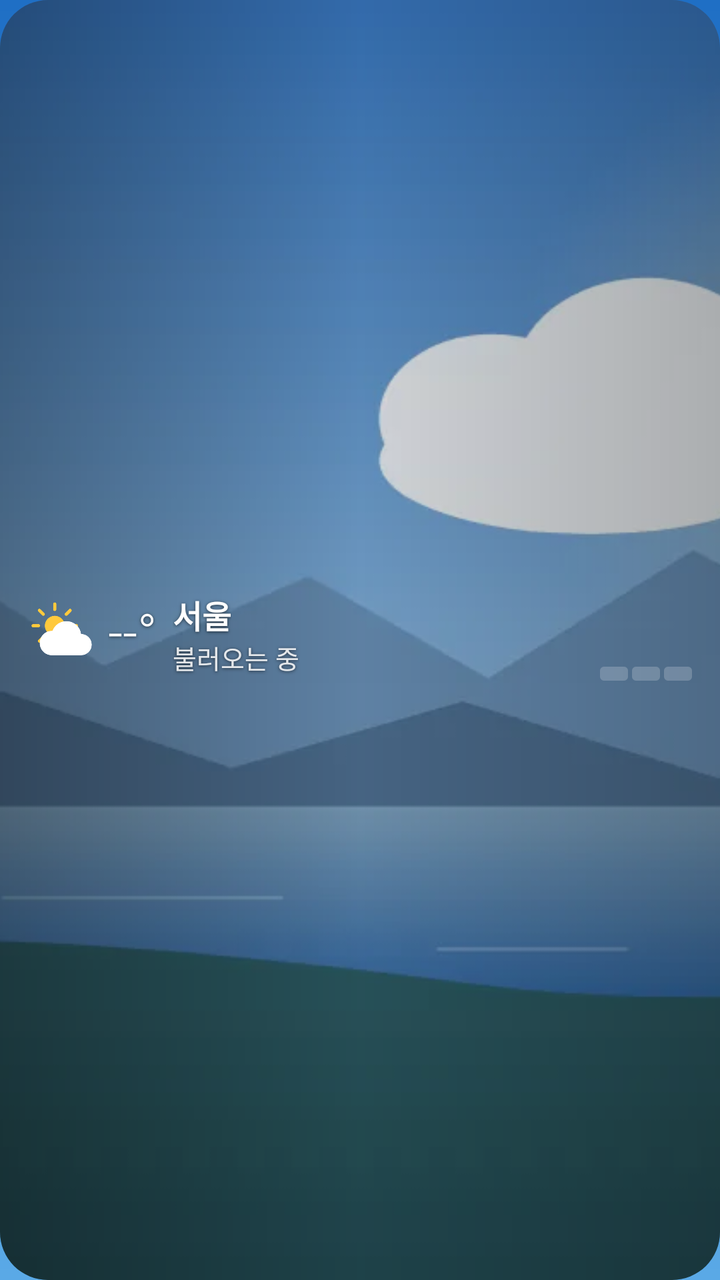
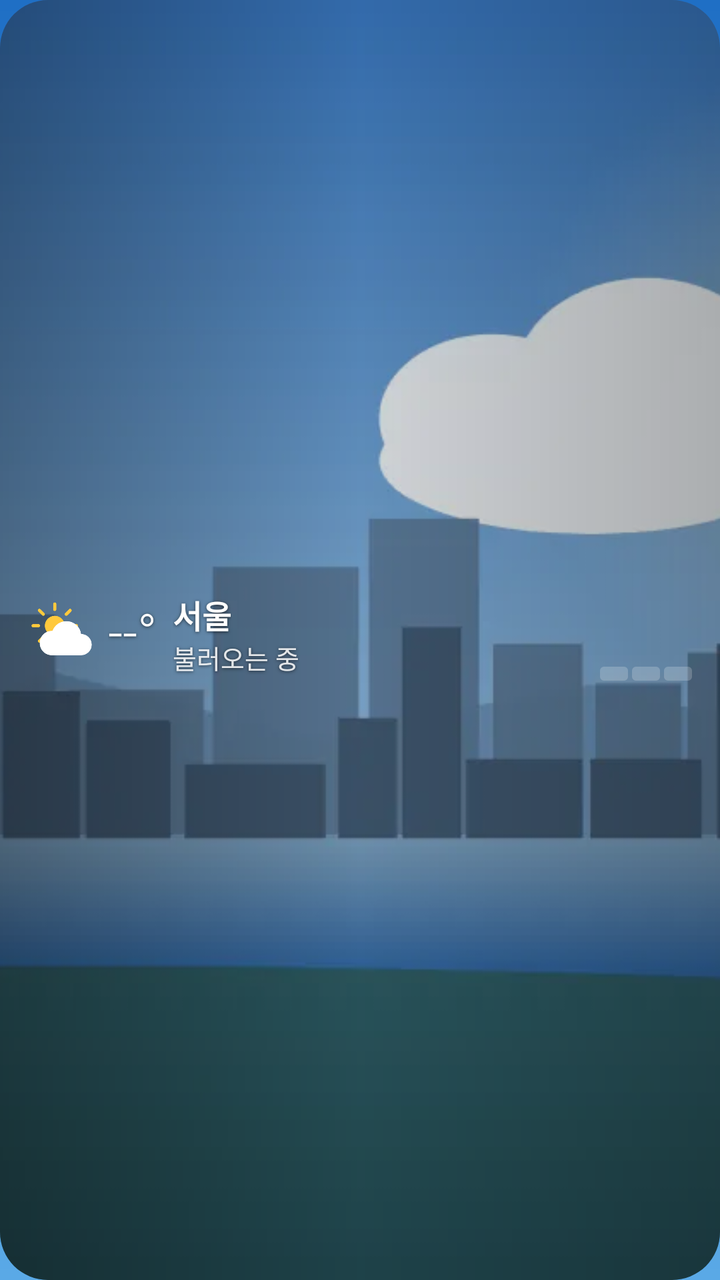

An Android layout rendered at two revisions. The XML below is the earlier revision; the diff shows what the commit changed to produce the second picture.
<!-- AndroidManifest.xml: application theme AppTheme -->
<!-- res/layout/widget_bar.xml -->
<?xml version="1.0" encoding="utf-8"?>
<FrameLayout xmlns:android="http://schemas.android.com/apk/res/android"
    android:id="@+id/root" android:layout_width="match_parent" android:layout_height="match_parent"
    android:background="@drawable/widget_clip" android:clipToOutline="true">
    <ImageView android:id="@+id/bg" android:layout_width="match_parent" android:layout_height="match_parent"
        android:scaleType="centerCrop" android:src="@drawable/scene_partly_day" android:importantForAccessibility="no"/>
    <ImageView android:id="@+id/scrim" android:layout_width="match_parent" android:layout_height="match_parent"
        android:scaleType="fitXY" android:src="@drawable/scrim" android:importantForAccessibility="no"/>
    <LinearLayout android:id="@+id/content" android:layout_width="match_parent" android:layout_height="match_parent"
        android:orientation="vertical" android:gravity="center_vertical"
        android:paddingStart="14dp" android:paddingEnd="14dp" android:paddingTop="6dp" android:paddingBottom="6dp">

        
        <LinearLayout android:layout_width="match_parent" android:layout_height="wrap_content"
            android:orientation="horizontal" android:gravity="center_vertical">
            <ImageView android:id="@+id/icon" android:layout_width="34dp" android:layout_height="34dp" android:src="@drawable/ic_w_partly_day"/>
            <TextView android:id="@+id/temp" android:shadowColor="#99000000" android:shadowRadius="4" android:shadowDy="1" android:layout_width="wrap_content" android:layout_height="wrap_content"
                android:layout_marginStart="6dp" android:text="--°" android:textColor="#FFFFFF" android:textSize="26sp"
                android:fontFamily="sans-serif-light" android:maxLines="1" android:includeFontPadding="false"/>
            <LinearLayout android:layout_width="wrap_content" android:layout_height="wrap_content"
                android:layout_marginStart="8dp" android:orientation="vertical">
                <TextView android:id="@+id/city" android:shadowColor="#99000000" android:shadowRadius="4" android:shadowDy="1" android:layout_width="wrap_content" android:layout_height="wrap_content"
                    android:maxWidth="110dp" android:text="서울" android:textColor="#FFFFFF" android:textSize="16sp" android:textStyle="bold"
                    android:maxLines="1" android:ellipsize="end" android:includeFontPadding="false"/>
                <TextView android:id="@+id/cond" android:shadowColor="#99000000" android:shadowRadius="4" android:shadowDy="1" android:layout_width="wrap_content" android:layout_height="wrap_content"
                    android:text="불러오는 중" android:textColor="#DDFFFFFF" android:textSize="13sp" android:maxLines="1" android:ellipsize="end"/>
            </LinearLayout>
            <TextView android:id="@+id/tip" android:shadowColor="#99000000" android:shadowRadius="4" android:shadowDy="1" android:layout_width="0dp" android:layout_weight="1" android:layout_height="wrap_content"
                android:layout_marginStart="8dp" android:layout_marginEnd="6dp" android:gravity="center"
                android:text="" android:textColor="#FFFFFF" android:textSize="12sp" android:maxLines="3" android:ellipsize="end"
                android:lineBreakWordStyle="phrase" android:includeFontPadding="false"/>
            <LinearLayout android:layout_width="wrap_content" android:layout_height="wrap_content"
                android:orientation="vertical" android:gravity="end">
                <TextView android:id="@+id/hl" android:shadowColor="#99000000" android:shadowRadius="4" android:shadowDy="1" android:layout_width="wrap_content" android:layout_height="wrap_content"
                    android:text="" android:textColor="#FFFFFF" android:textSize="14sp" android:maxLines="1"/>
                <TextView android:id="@+id/dust" android:shadowColor="#99000000" android:shadowRadius="4" android:shadowDy="1" android:layout_width="wrap_content" android:layout_height="wrap_content"
                    android:text="" android:textColor="#DDFFFFFF" android:textSize="13sp" android:maxLines="1"/>
                <LinearLayout android:id="@+id/meter" android:layout_width="wrap_content" android:layout_height="wrap_content"
                    android:layout_marginTop="3dp" android:orientation="horizontal">
                    <ImageView android:id="@+id/m1" android:layout_width="14dp" android:layout_height="7dp" android:scaleType="fitXY" android:src="@drawable/cell_off"/>
                    <ImageView android:id="@+id/m2" android:layout_width="14dp" android:layout_height="7dp" android:layout_marginStart="2dp" android:scaleType="fitXY" android:src="@drawable/cell_off"/>
                    <ImageView android:id="@+id/m3" android:layout_width="14dp" android:layout_height="7dp" android:layout_marginStart="2dp" android:scaleType="fitXY" android:src="@drawable/cell_off"/>
                </LinearLayout>
            </LinearLayout>
        </LinearLayout>

        
        <LinearLayout android:id="@+id/week" android:layout_width="match_parent" android:layout_height="wrap_content"
            android:layout_marginTop="6dp" android:orientation="horizontal"/>
    </LinearLayout>
</FrameLayout>
<!-- resources referenced by this layout -->
<resources>
  <!-- drawable cell_off (drawable) -->
  <?xml version="1.0" encoding="utf-8"?>
  <shape xmlns:android="http://schemas.android.com/apk/res/android" android:shape="rectangle"><corners android:radius="2dp"/><solid android:color="#33FFFFFF"/></shape>
  <!-- drawable ic_w_partly_day (drawable) -->
  <?xml version="1.0" encoding="utf-8"?>
  <vector xmlns:android="http://schemas.android.com/apk/res/android" android:width="64dp" android:height="64dp" android:viewportWidth="64" android:viewportHeight="64"><group android:translateX="-2" android:translateY="-3" android:scaleX="0.85" android:scaleY="0.85"><path android:fillColor="#FFC93C" android:pathData="M32,21a11,11 0,1 1,0 22a11,11 0,1 1,0 -22z"/><path android:strokeColor="#FFC93C" android:strokeWidth="3.5" android:strokeLineCap="round" android:pathData="M32,14L32,8M32,56L32,50M14,32L8,32M56,32L50,32M19.3,19.3L15,15M44.7,44.7L49,49M44.7,19.3L49,15M19.3,44.7L15,49"/></group><group android:translateX="4" android:translateY="6" android:scaleX="1" android:scaleY="1"><path android:fillColor="#FFFFFF" android:pathData="M18,46h28a10,10 0,0 0,0 -20a14,14 0,0 0,-27 -3A11,11 0,0 0,18 46z"/></group></vector>
  <!-- drawable scene_partly_day: webp bitmap (drawable-nodpi, 12352 bytes) -->
  <!-- drawable scrim (drawable) -->
  <?xml version="1.0" encoding="utf-8"?>
  <shape xmlns:android="http://schemas.android.com/apk/res/android" android:shape="rectangle"><gradient android:angle="0" android:startColor="#66000000" android:centerColor="#26000000" android:endColor="#4D000000"/></shape>
  <!-- drawable widget_clip (drawable) -->
  <?xml version="1.0" encoding="utf-8"?>
  <shape xmlns:android="http://schemas.android.com/apk/res/android" android:shape="rectangle"><corners android:radius="24dp"/><solid android:color="#01000000"/></shape>
  <style name="AppTheme" parent="android:Theme.Material.NoActionBar">
      <item name="android:windowBackground">@drawable/ic_launcher_bg</item>
      <item name="android:statusBarColor">#1F6FC5</item>
      <item name="android:navigationBarColor">#5AA9E6</item>
    </style>
  <!-- drawable ic_launcher_bg (drawable) -->
  <?xml version="1.0" encoding="utf-8"?>
  <shape xmlns:android="http://schemas.android.com/apk/res/android"><gradient android:angle="270" android:startColor="#1F6FC5" android:endColor="#5AA9E6"/></shape>
</resources>

<!-- the commit's change to res/layout/widget_bar.xml (unified diff, before → after) -->
@@ -3,7 +3,7 @@
     android:id="@+id/root" android:layout_width="match_parent" android:layout_height="match_parent"
     android:background="@drawable/widget_clip" android:clipToOutline="true">
     <ImageView android:id="@+id/bg" android:layout_width="match_parent" android:layout_height="match_parent"
-        android:scaleType="centerCrop" android:src="@drawable/scene_partly_day" android:importantForAccessibility="no"/>
+        android:scaleType="centerCrop" android:src="@drawable/scene_city_partly_day" android:importantForAccessibility="no"/>
     <ImageView android:id="@+id/scrim" android:layout_width="match_parent" android:layout_height="match_parent"
         android:scaleType="fitXY" android:src="@drawable/scrim" android:importantForAccessibility="no"/>
     <LinearLayout android:id="@+id/content" android:layout_width="match_parent" android:layout_height="match_parent"
<!-- resource entries referenced after the edit -->
@@ -6,7 +6,7 @@
   <!-- drawable ic_w_partly_day (drawable) -->
   <?xml version="1.0" encoding="utf-8"?>
   <vector xmlns:android="http://schemas.android.com/apk/res/android" android:width="64dp" android:height="64dp" android:viewportWidth="64" android:viewportHeight="64"><group android:translateX="-2" android:translateY="-3" android:scaleX="0.85" android:scaleY="0.85"><path android:fillColor="#FFC93C" android:pathData="M32,21a11,11 0,1 1,0 22a11,11 0,1 1,0 -22z"/><path android:strokeColor="#FFC93C" android:strokeWidth="3.5" android:strokeLineCap="round" android:pathData="M32,14L32,8M32,56L32,50M14,32L8,32M56,32L50,32M19.3,19.3L15,15M44.7,44.7L49,49M44.7,19.3L49,15M19.3,44.7L15,49"/></group><group android:translateX="4" android:translateY="6" android:scaleX="1" android:scaleY="1"><path android:fillColor="#FFFFFF" android:pathData="M18,46h28a10,10 0,0 0,0 -20a14,14 0,0 0,-27 -3A11,11 0,0 0,18 46z"/></group></vector>
-  <!-- drawable scene_partly_day: webp bitmap (drawable-nodpi, 12352 bytes) -->
+  <!-- drawable scene_city_partly_day: webp bitmap (drawable-nodpi, 11420 bytes) -->
   <!-- drawable scrim (drawable) -->
   <?xml version="1.0" encoding="utf-8"?>
   <shape xmlns:android="http://schemas.android.com/apk/res/android" android:shape="rectangle"><gradient android:angle="0" android:startColor="#66000000" android:centerColor="#26000000" android:endColor="#4D000000"/></shape>
